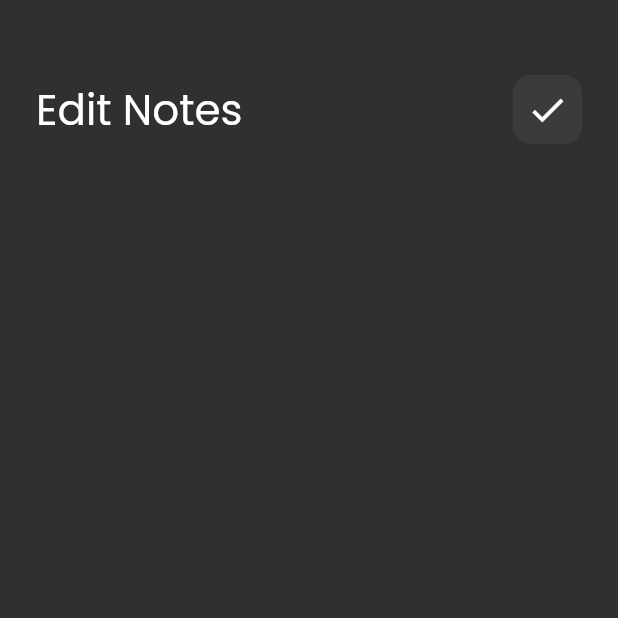
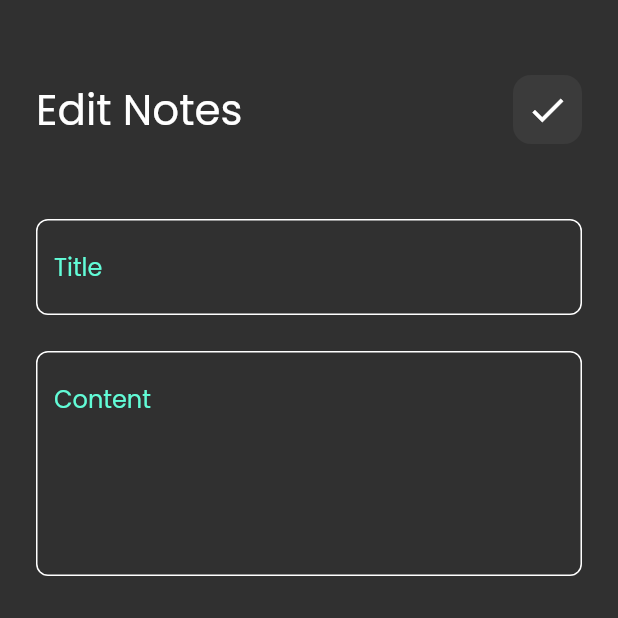
Before and after one commit to AyaMuhamad/notes_app, a Flutter app: the EditNoteViewBody screen opened directly, on a phone screen of 412 x 824 dp, the top half of it. Run offline on Flutter 3.47's test engine with Material 2 defaults, Android fonts, the phone set to English and light mode, and no system bars; our stand-ins replace font_awesome_flutter.

Commit message:
edit nite view UI done

```diff
--- a/lib/views/Widgets/edit_note_view_body.dart
+++ b/lib/views/Widgets/edit_note_view_body.dart
@@ -1,6 +1,7 @@
 import 'package:flutter/cupertino.dart';
 import 'package:flutter/material.dart';
 import 'package:notes_app/views/Widgets/custom_app_bar.dart';
+import 'package:notes_app/views/Widgets/custom_text_field.dart';
 
 class EditNoteViewBody extends StatelessWidget {
   const EditNoteViewBody({super.key});
@@ -13,7 +14,12 @@ class EditNoteViewBody extends StatelessWidget {
         child: Column(children: [
           SizedBox(height: 50,),
           CustomAppBar(icon:Icons.check, title: 'Edit Notes',),
-
+          SizedBox(height: 50,),
+          CustomTextField(hint: 'Title'),
+          SizedBox(
+            height: 24,
+          ),
+          CustomTextField(hint: 'Content', maxLines: 5,),
         ]),
       ),
     );
```
